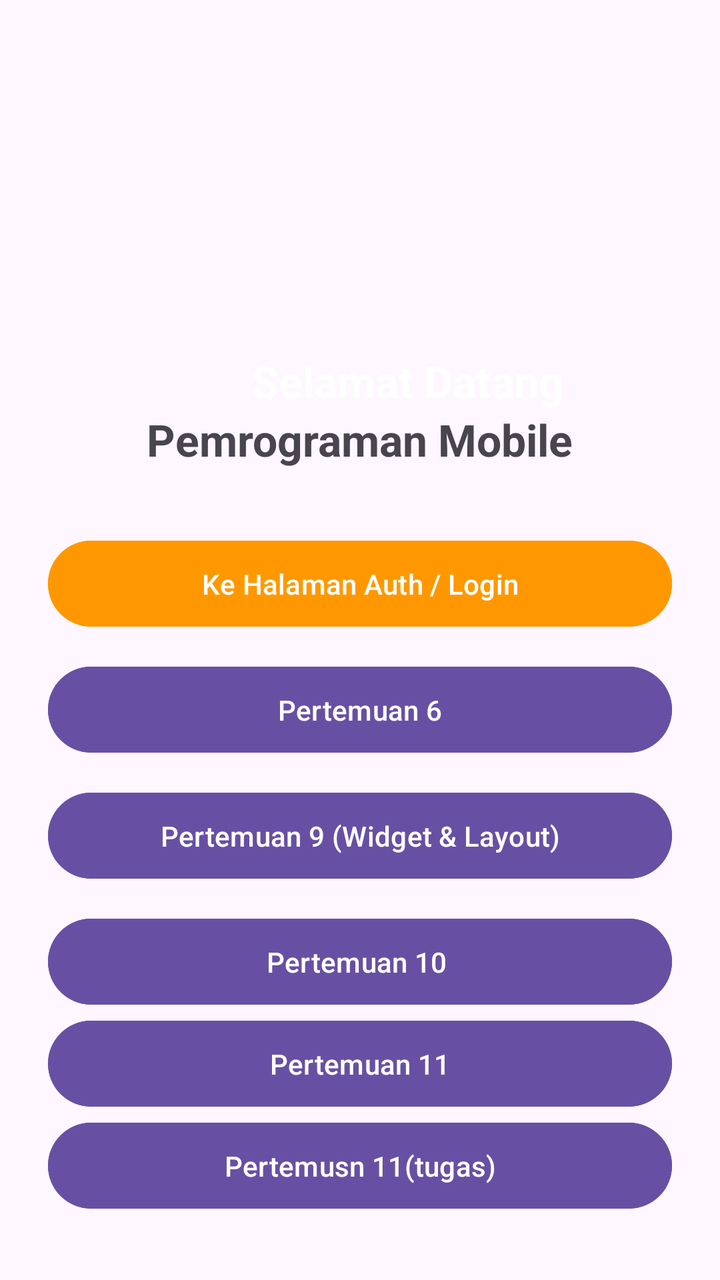
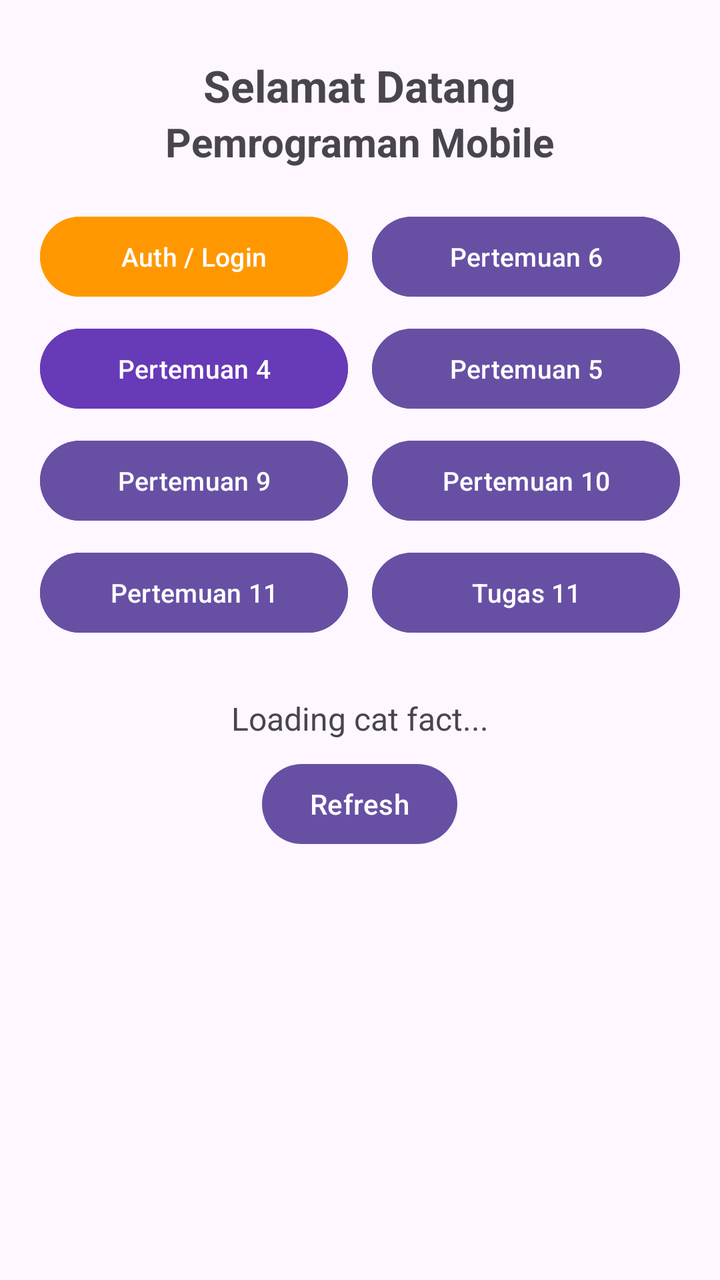

Before-and-after screenshots of an Android layout around one commit, followed by the original layout XML and the change that was made.
<!-- AndroidManifest.xml: application theme Theme.Mars_farhan3TIE -->
<!-- res/layout/activity_main.xml -->
<?xml version="1.0" encoding="utf-8"?>
<LinearLayout
    xmlns:android="http://schemas.android.com/apk/res/android"
    xmlns:app="http://schemas.android.com/apk/res-auto"
    xmlns:tools="http://schemas.android.com/tools"
    android:id="@+id/main"
    android:layout_width="match_parent"
    android:layout_height="match_parent"
    android:orientation="vertical"
    android:gravity="center"
    android:padding="24dp"
    tools:context=".MainActivity">

    <View
        android:id="@+id/background_header"
        android:layout_width="0dp"
        android:layout_height="120dp"
        android:background="@drawable/bg_header_wave"
        app:layout_constraintEnd_toEndOf="parent"
        app:layout_constraintStart_toStartOf="parent"
        app:layout_constraintTop_toTopOf="parent" />

    
    <TextView
        android:id="@+id/tvTitleHome"
        android:layout_width="wrap_content"
        android:layout_height="wrap_content"
        android:layout_marginStart="24dp"
        android:layout_marginTop="24dp"
        android:text="Selamat Datang"
        android:textColor="@android:color/white"
        android:textSize="22sp"
        android:textStyle="bold"
        app:layout_constraintStart_toStartOf="parent"
        app:layout_constraintTop_toTopOf="parent" />

    <TextView
        android:layout_width="wrap_content"
        android:layout_height="wrap_content"
        android:layout_marginBottom="32dp"
        android:text="Pemrograman Mobile"
        android:textSize="22sp"
        android:textStyle="bold" />

    
    <Button
        android:id="@+id/btnToAuth"
        android:layout_width="match_parent"
        android:layout_height="wrap_content"
        android:layout_marginBottom="12dp"
        android:backgroundTint="#FF9800"
        android:padding="12dp"
        android:text="Ke Halaman Auth / Login" />

    
    <Button
        android:id="@+id/btnPertemuan6"
        android:layout_width="match_parent"
        android:layout_height="wrap_content"
        android:layout_marginBottom="12dp"
        android:backgroundTint="#6750A4"
        android:padding="12dp"
        android:text="Pertemuan 6" />

    
    <Button
        android:id="@+id/btnPertemuan9"
        android:layout_width="match_parent"
        android:layout_height="wrap_content"
        android:layout_marginBottom="12dp"
        android:backgroundTint="#6750A4"
        android:padding="12dp"
        android:text="Pertemuan 9 (Widget &amp; Layout)" />

    
    <Button
        android:id="@+id/btnPertemuan10"
        android:layout_width="match_parent"
        android:layout_height="wrap_content"
        android:backgroundTint="#6750A4"
        android:padding="12dp"
        android:text="Pertemuan 10 " />

    <Button
        android:id="@+id/btnPertemuan11"
        android:layout_width="match_parent"
        android:layout_height="wrap_content"
        android:backgroundTint="#6750A4"
        android:padding="12dp"
        android:text="Pertemuan 11" />

    <Button
        android:id="@+id/btnPertemuan11Tugas"
        android:layout_width="match_parent"
        android:layout_height="wrap_content"
        android:backgroundTint="#6750A4"
        android:padding="12dp"
        android:text="Pertemusn 11(tugas)" />
</LinearLayout>
<!-- resources referenced by this layout -->
<resources>
  <!-- drawable bg_header_wave (drawable) -->
  <?xml version="1.0" encoding="utf-8"?>
  <vector xmlns:android="http://schemas.android.com/apk/res/android"
      android:width="100dp"
      android:height="100dp"
      android:viewportWidth="100"
      android:viewportHeight="100">
      <path
          android:fillColor="?attr/colorPrimary"
          android:pathData="
              M0,0
              L100,0
              L100,40
              C 75,55
                25,20
                0,40
              Z" />
  </vector>
  <style name="Theme.Mars_farhan3TIE" parent="Base.Theme.Mars_farhan3TIE" />
  <style name="Base.Theme.Mars_farhan3TIE" parent="Theme.Material3.DayNight.NoActionBar">
          
          
      </style>
</resources>

<!-- the commit's change to res/layout/activity_main.xml (unified diff, before → after) -->
@@ -1,99 +1,176 @@
 <?xml version="1.0" encoding="utf-8"?>
-<LinearLayout
+<androidx.core.widget.NestedScrollView
     xmlns:android="http://schemas.android.com/apk/res/android"
     xmlns:app="http://schemas.android.com/apk/res-auto"
     xmlns:tools="http://schemas.android.com/tools"
     android:id="@+id/main"
     android:layout_width="match_parent"
     android:layout_height="match_parent"
-    android:orientation="vertical"
-    android:gravity="center"
-    android:padding="24dp"
+    android:fillViewport="true"
     tools:context=".MainActivity">
 
-    <View
-        android:id="@+id/background_header"
-        android:layout_width="0dp"
-        android:layout_height="120dp"
-        android:background="@drawable/bg_header_wave"
-        app:layout_constraintEnd_toEndOf="parent"
-        app:layout_constraintStart_toStartOf="parent"
-        app:layout_constraintTop_toTopOf="parent" />
-
-    
-    <TextView
-        android:id="@+id/tvTitleHome"
-        android:layout_width="wrap_content"
-        android:layout_height="wrap_content"
-        android:layout_marginStart="24dp"
-        android:layout_marginTop="24dp"
-        android:text="Selamat Datang"
-        android:textColor="@android:color/white"
-        android:textSize="22sp"
-        android:textStyle="bold"
-        app:layout_constraintStart_toStartOf="parent"
-        app:layout_constraintTop_toTopOf="parent" />
-
-    <TextView
-        android:layout_width="wrap_content"
-        android:layout_height="wrap_content"
-        android:layout_marginBottom="32dp"
-        android:text="Pemrograman Mobile"
-        android:textSize="22sp"
-        android:textStyle="bold" />
-
-    
-    <Button
-        android:id="@+id/btnToAuth"
+    <LinearLayout
         android:layout_width="match_parent"
         android:layout_height="wrap_content"
-        android:layout_marginBottom="12dp"
-        android:backgroundTint="#FF9800"
-        android:padding="12dp"
-        android:text="Ke Halaman Auth / Login" />
+        android:orientation="vertical"
+        android:gravity="center_horizontal"
+        android:padding="20dp">
 
-    
-    <Button
-        android:id="@+id/btnPertemuan6"
-        android:layout_width="match_parent"
-        android:layout_height="wrap_content"
-        android:layout_marginBottom="12dp"
-        android:backgroundTint="#6750A4"
-        android:padding="12dp"
-        android:text="Pertemuan 6" />
+        
+        <TextView
+            android:id="@+id/tvTitleHome"
+            android:layout_width="wrap_content"
+            android:layout_height="wrap_content"
+            android:layout_marginTop="8dp"
+            android:text="Selamat Datang"
+            android:textSize="22sp"
+            android:textStyle="bold" />
 
-    
-    <Button
-        android:id="@+id/btnPertemuan9"
-        android:layout_width="match_parent"
-        android:layout_height="wrap_content"
-        android:layout_marginBottom="12dp"
-        android:backgroundTint="#6750A4"
-        android:padding="12dp"
-        android:text="Pertemuan 9 (Widget &amp; Layout)" />
+        <TextView
+            android:layout_width="wrap_content"
+            android:layout_height="wrap_content"
+            android:layout_marginBottom="20dp"
+            android:text="Pemrograman Mobile"
+            android:textSize="20sp"
+            android:textStyle="bold" />
 
-    
-    <Button
-        android:id="@+id/btnPertemuan10"
-        android:layout_width="match_parent"
-        android:layout_height="wrap_content"
-        android:backgroundTint="#6750A4"
-        android:padding="12dp"
-        android:text="Pertemuan 10 " />
+        
+        <LinearLayout
+            android:layout_width="match_parent"
+            android:layout_height="wrap_content"
+            android:orientation="horizontal"
+            android:layout_marginBottom="8dp">
 
-    <Button
-        android:id="@+id/btnPertemuan11"
-        android:layout_width="match_parent"
-        android:layout_height="wrap_content"
-        android:backgroundTint="#6750A4"
-        android:padding="12dp"
-        android:text="Pertemuan 11" />
+            <Button
+                android:id="@+id/btnToAuth"
+                android:layout_width="0dp"
+                android:layout_height="match_parent"
+                android:layout_weight="1"
+                android:layout_marginEnd="6dp"
+                android:backgroundTint="#FF9800"
+                android:text="Auth / Login"
+                android:textSize="13sp" />
 
-    <Button
-        android:id="@+id/btnPertemuan11Tugas"
-        android:layout_width="match_parent"
-        android:layout_height="wrap_content"
-        android:backgroundTint="#6750A4"
-        android:padding="12dp"
-        android:text="Pertemusn 11(tugas)" />
-</LinearLayout>
+            <Button
+                android:id="@+id/btnPertemuan6"
+                android:layout_width="0dp"
+                android:layout_height="match_parent"
+                android:layout_weight="1"
+                android:layout_marginStart="6dp"
+                android:backgroundTint="#6750A4"
+                android:text="Pertemuan 6"
+                android:textSize="13sp" />
+        </LinearLayout>
+
+        <LinearLayout
+            android:layout_width="match_parent"
+            android:layout_height="wrap_content"
+            android:orientation="horizontal"
+            android:layout_marginBottom="8dp">
+
+            <Button
+                android:id="@+id/btnPertemuan4"
+                android:layout_width="0dp"
+                android:layout_height="match_parent"
+                android:layout_weight="1"
+                android:layout_marginEnd="6dp"
+                android:backgroundTint="#673AB7"
+                android:text="Pertemuan 4"
+                android:textSize="13sp" />
+
+            <Button
+                android:id="@+id/btnPertemuan5"
+                android:layout_width="0dp"
+                android:layout_height="match_parent"
+                android:layout_weight="1"
+                android:layout_marginStart="6dp"
+                android:backgroundTint="#6750A4"
+                android:text="Pertemuan 5"
+                android:textSize="13sp" />
+        </LinearLayout>
+
+        
+        <LinearLayout
+            android:layout_width="match_parent"
+            android:layout_height="wrap_content"
+            android:orientation="horizontal"
+            android:layout_marginBottom="8dp">
+
+            <Button
+                android:id="@+id/btnPertemuan9"
+                android:layout_width="0dp"
+                android:layout_height="match_parent"
+                android:layout_weight="1"
+                android:layout_marginEnd="6dp"
+                android:backgroundTint="#6750A4"
+                android:text="Pertemuan 9"
+                android:textSize="13sp" />
+
+            <Button
+                android:id="@+id/btnPertemuan10"
+                android:layout_width="0dp"
+                android:layout_height="match_parent"
+                android:layout_weight="1"
+                android:layout_marginStart="6dp"
+                android:backgroundTint="#6750A4"
+                android:text="Pertemuan 10"
+                android:textSize="13sp" />
+        </LinearLayout>
+
+        
+        <LinearLayout
+            android:layout_width="match_parent"
+            android:layout_height="wrap_content"
+            android:orientation="horizontal"
+            android:layout_marginBottom="16dp">
+
+            <Button
+                android:id="@+id/btnPertemuan11"
+                android:layout_width="0dp"
+                android:layout_height="match_parent"
+                android:layout_weight="1"
+                android:layout_marginEnd="6dp"
+                android:backgroundTint="#6750A4"
+                android:text="Pertemuan 11"
+                android:textSize="13sp" />
+
+            <Button
+                android:id="@+id/btnPertemuan11Tugas"
+                android:layout_width="0dp"
+                android:layout_height="match_parent"
+                android:layout_weight="1"
+                android:layout_marginStart="6dp"
+                android:backgroundTint="#6750A4"
+                android:text="Tugas 11"
+                android:textSize="13sp" />
+        </LinearLayout>
+
+        
+        <TextView
+            android:id="@+id/tvCatFact"
+            android:layout_width="match_parent"
+            android:layout_height="wrap_content"
+            android:layout_marginTop="12dp"
+            android:gravity="center"
+            android:text="Loading cat fact..."
+            android:textAlignment="center"
+            android:textSize="16sp" />
+
+        <Button
+            android:id="@+id/btnRefresh"
+            android:layout_width="wrap_content"
+            android:layout_height="wrap_content"
+            android:layout_marginTop="8dp"
+            android:text="Refresh" />
+
+        
+        <androidx.recyclerview.widget.RecyclerView
+            android:id="@+id/rvGallery"
+            android:layout_width="match_parent"
+            android:layout_height="wrap_content"
+            android:layout_marginTop="16dp"
+            android:nestedScrollingEnabled="false" />
+
+    </LinearLayout>
+
+</androidx.core.widget.NestedScrollView>
<!-- resource entries referenced after the edit -->
@@ -1,23 +1,5 @@
 <!-- resources referenced by this layout -->
 <resources>
-  <!-- drawable bg_header_wave (drawable) -->
-  <?xml version="1.0" encoding="utf-8"?>
-  <vector xmlns:android="http://schemas.android.com/apk/res/android"
-      android:width="100dp"
-      android:height="100dp"
-      android:viewportWidth="100"
-      android:viewportHeight="100">
-      <path
-          android:fillColor="?attr/colorPrimary"
-          android:pathData="
-              M0,0
-              L100,0
-              L100,40
-              C 75,55
-                25,20
-                0,40
-              Z" />
-  </vector>
   <style name="Theme.Mars_farhan3TIE" parent="Base.Theme.Mars_farhan3TIE" />
   <style name="Base.Theme.Mars_farhan3TIE" parent="Theme.Material3.DayNight.NoActionBar">
           
